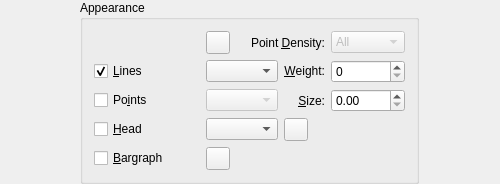
The window that src/widgets/curveappearance.ui (Kst-plot/kst) describes before a commit, drawn with Qt 5.
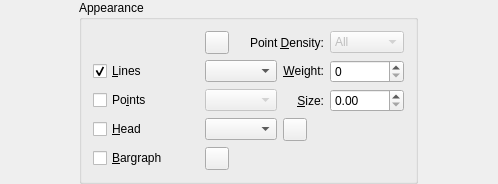
The same window after the commit. Custom widgets are drawn as their Qt base class.

What changed in the file:
```diff
--- a/src/widgets/curveappearance.ui
+++ b/src/widgets/curveappearance.ui
@@ -6,8 +6,8 @@
    <rect>
     <x>0</x>
     <y>0</y>
-    <width>500</width>
-    <height>173</height>
+    <width>498</width>
+    <height>171</height>
    </rect>
   </property>
   <property name="sizePolicy">
```
Left out of the diff: 8 changed lines with no effect on the pictures.
